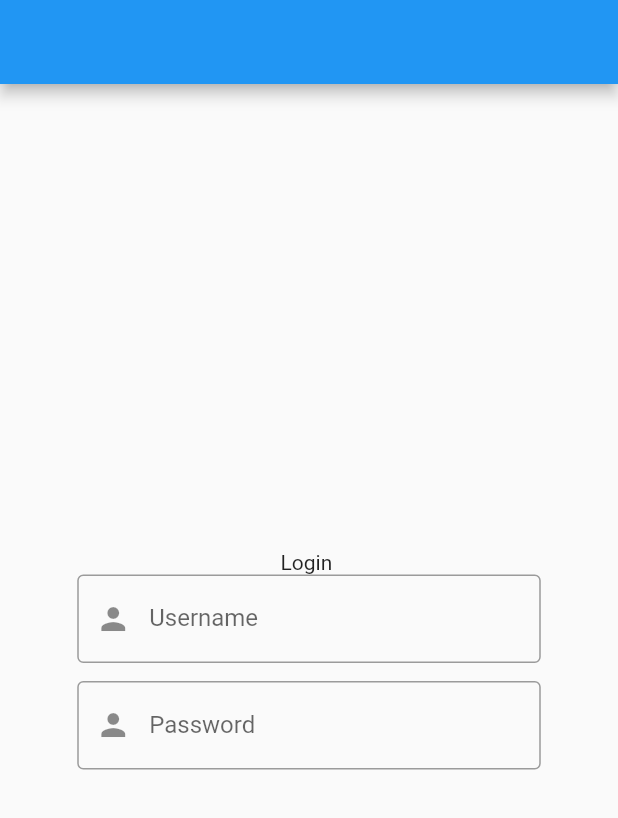
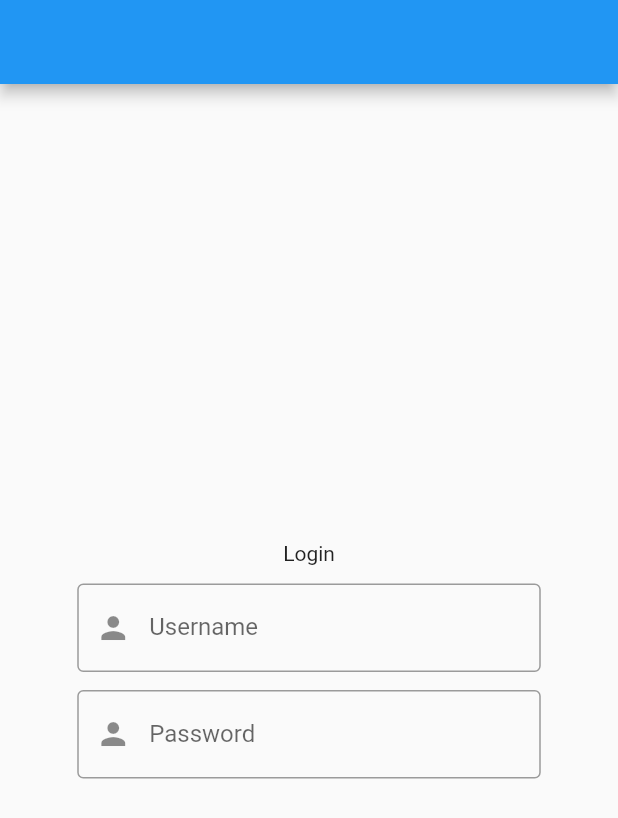
Before and after one commit to SergioEric/form_with_flutterbloc, a Flutter app: the screen it shows after launch, on a phone screen of 412 x 824 dp. Shown: the top 818 px of the screen. Run offline on Flutter 3.47's test engine with Material 2 defaults, Android fonts, the phone set to English and light mode, and no system bars; our stand-ins replace bloc, equatable, flutter_bloc, formz.

```diff
--- a/lib/cubits/login_cubit/login_cubit.dart
+++ b/lib/cubits/login_cubit/login_cubit.dart
@@ -10,7 +10,7 @@ class LoginCubit extends Cubit<LoginState> {
 
   void onChageUserName(String username) {
     assert(username != null);
-    //emit, get action a new state and rebuild the widgets thats
+    //emit a new state and rebuild the widgets that
     //needs to be render again
     emit(
       state.copyWith(
--- a/lib/form.page.dart
+++ b/lib/form.page.dart
@@ -21,15 +21,16 @@ class FormPage extends StatelessWidget {
         mainAxisAlignment: MainAxisAlignment.center,
         children: [
           const SizedBox(
-            //this is for column get expand all with available
+            //this is for column get expanded with all width available
             width: double.infinity,
           ),
-          Text("Login "),
+          Text("Login"),
+          const SizedBox(height: 12),
           Form(
             child: Column(
               children: [
                 UserNameField(),
-                SizedBox(
+                const SizedBox(
                   height: 12,
                 ),
                 PasswordField(),
@@ -46,11 +47,11 @@ class UserNameField extends StatelessWidget {
   @override
   Widget build(BuildContext context) {
     print("UserNameField build exe");
-    // final state = context.watch<LoginCubit>().state.username;
+    final state = context.select((LoginCubit cubit) => cubit.state.username);
     final size = MediaQuery.of(context).size;
-    return BlocBuilder<LoginCubit, LoginState>(
-      buildWhen: (previous, current) => previous.username != current.username,
-      builder: (context, state) {
+    // return BlocBuilder<LoginCubit, LoginState>(
+    //   buildWhen: (previous, current) => previous.username != current.username,
+    //   builder: (context, state) {
     return Container(
       width: size.width * 0.75,
       child: TextFormField(
@@ -65,16 +66,13 @@ class UserNameField extends StatelessWidget {
           hintStyle: TextStyle(color: black.withOpacity(0.5)),
           border: OutlineInputBorder(),
           prefixIcon: Icon(Icons.person),
-              errorText: state.username?.error?.asString,
-              // errorStyle: TextStyle(color: Colors.purple),
+          errorText: state?.error?.asString,
           errorBorder: OutlineInputBorder(
               borderSide: BorderSide(color: Colors.redAccent)),
           focusedErrorBorder: OutlineInputBorder(
               borderSide: BorderSide(color: red, width: 1.5)),
           focusedBorder: OutlineInputBorder(
               borderSide: BorderSide(color: focusColor, width: 2)),
-              // icon: Icon(Icons.email)
-              // errorText: state.email.invalid ? 'invalido' : null
         ),
         inputFormatters: [FilteringTextInputFormatter.deny(RegExp(r"\s"))],
         style: TextStyle(color: black),
@@ -83,8 +81,8 @@ class UserNameField extends StatelessWidget {
         },
       ),
     );
-      },
-    );
+    //     },
+    //   );
   }
 }
 
@@ -92,11 +90,11 @@ class PasswordField extends StatelessWidget {
   @override
   Widget build(BuildContext context) {
     print("PasswordField build exe");
-    // final state = context.watch<LoginCubit>().state.password;
+    final state = context.select((LoginCubit cubit) => cubit.state.password);
     final size = MediaQuery.of(context).size;
-    return BlocBuilder<LoginCubit, LoginState>(
-      buildWhen: (previous, current) => previous.password != current.password,
-      builder: (context, state) {
+    // return BlocBuilder<LoginCubit, LoginState>(
+    //   buildWhen: (previous, current) => previous.password != current.password,
+    //   builder: (context, state) {
     return Container(
       width: size.width * 0.75,
       child: TextFormField(
@@ -112,16 +110,13 @@ class PasswordField extends StatelessWidget {
           hintStyle: TextStyle(color: black.withOpacity(0.5)),
           border: OutlineInputBorder(),
           prefixIcon: Icon(Icons.person),
-              errorText: state.password?.error?.asString,
-              // errorStyle: TextStyle(color: Colors.purple),
+          errorText: state?.error?.asString,
           errorBorder: OutlineInputBorder(
               borderSide: BorderSide(color: Colors.redAccent)),
           focusedErrorBorder: OutlineInputBorder(
               borderSide: BorderSide(color: red, width: 1.5)),
           focusedBorder: OutlineInputBorder(
               borderSide: BorderSide(color: focusColor, width: 2)),
-              // icon: Icon(Icons.email)
-              // errorText: state.email.invalid ? 'invalido' : null
         ),
         inputFormatters: [FilteringTextInputFormatter.deny(RegExp(r"\s"))],
         style: TextStyle(color: black),
@@ -130,7 +125,7 @@ class PasswordField extends StatelessWidget {
         },
       ),
     );
-      },
-    );
+    //   },
+    // );
   }
 }
--- a/lib/models/password.dart
+++ b/lib/models/password.dart
@@ -4,8 +4,8 @@ import 'package:formz/formz.dart';
 // Define input validation errors
 enum PasswordError { empty, toShort }
 
-// this is optional, but it made more clean our code
-// also, you dont have to explicit on the textField widget
+// this is optional, but it made our code cleaner,
+// also you don't have to create a new widget that listen errors
 extension NameInputErrorAsString on PasswordError {
   String get asString {
     switch (this) {
```
Lines whose indentation alone changed are shown as unchanged.
